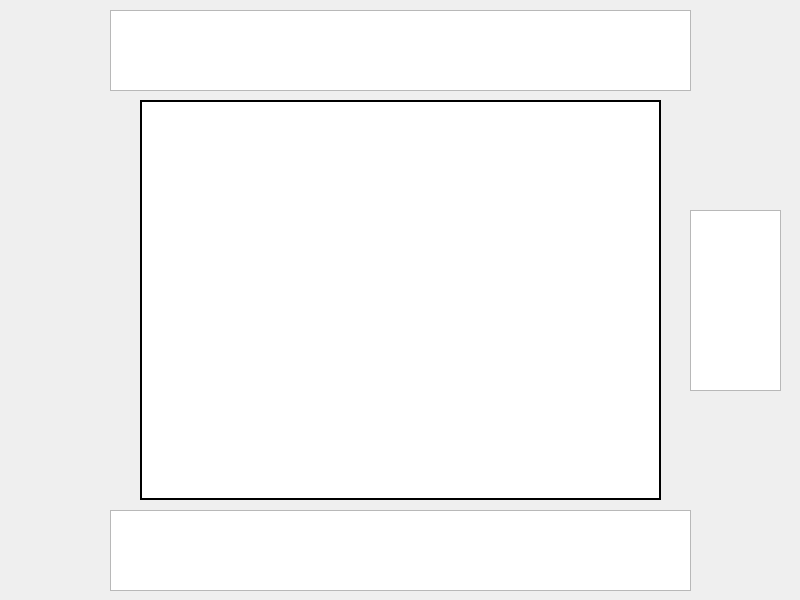
Before: the Qt Designer form mainwindow.ui in danduggan98/QtChess, drawn with Qt 5.
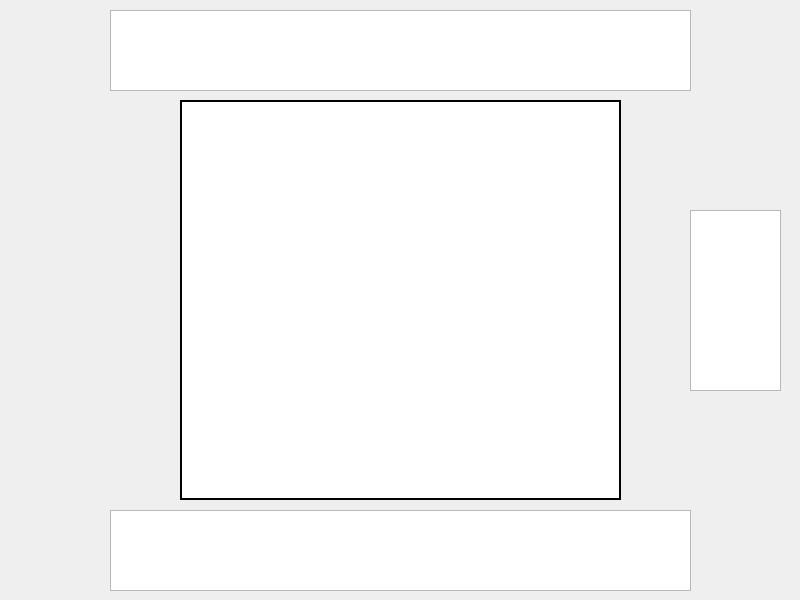
After: the same form once the commit is applied.

Commit message: Improved board geometry

Diff of the .ui file:
```diff
--- a/mainwindow.ui
+++ b/mainwindow.ui
@@ -17,9 +17,9 @@
    <widget class="QGraphicsView" name="Board">
     <property name="geometry">
      <rect>
-      <x>140</x>
+      <x>180</x>
       <y>100</y>
-      <width>521</width>
+      <width>441</width>
       <height>400</height>
      </rect>
     </property>
```
The commit also changes 1 other file.
